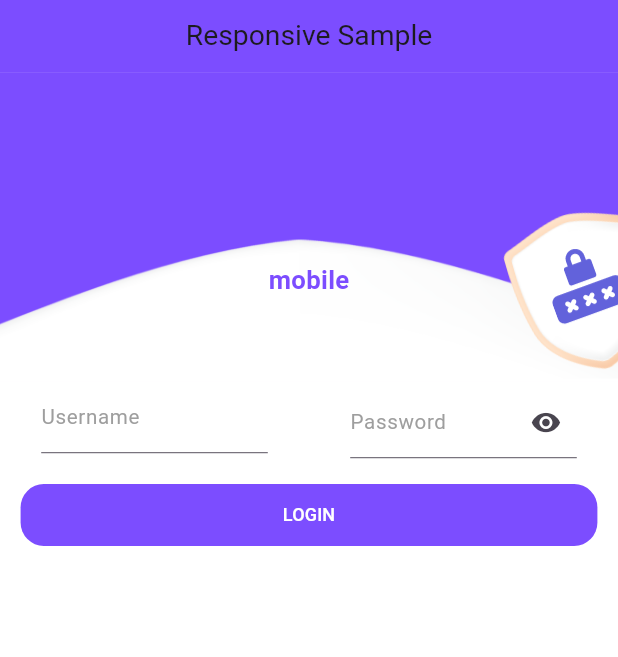
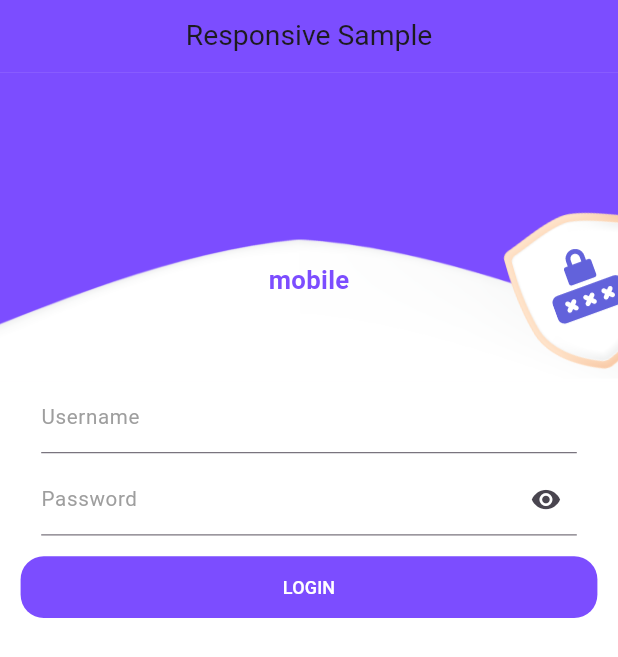
Before and after one commit to mahmoudsfares/responsive_layout_sample, a Flutter app: the screen it shows after launch, on a phone screen of 412 x 824 dp. Shown: the top 657 px of the screen. Run offline on Flutter 3.47's test engine with Material 3 defaults, Android fonts, the phone set to English and light mode, and no system bars; our stand-ins replace device_preview, responsive_framework.

Commit message:
Remove ResponsiveRowColumn widgets

```diff
--- a/lib/login/login_screen.dart
+++ b/lib/login/login_screen.dart
@@ -2,7 +2,6 @@ import 'package:flutter/material.dart';
 import 'package:responsive_layout_sample/login/fragments/background_separator.dart';
 import 'package:responsive_layout_sample/login/fragments/my_app_bar.dart';
 import 'package:responsive_layout_sample/login/fragments/submit_button.dart';
-import 'package:responsive_framework/responsive_framework.dart';
 
 class LoginScreen extends StatelessWidget {
   @override
@@ -19,14 +18,7 @@ class LoginScreen extends StatelessWidget {
                 child: SingleChildScrollView(
                   child: Column(
                     children: [
-                      ResponsiveRowColumn(
-                        layout: ResponsiveWrapper.of(context).equals(MOBILE)
-                            ? ResponsiveRowColumnType.COLUMN
-                            : ResponsiveRowColumnType.ROW,
-                        children : [
-                          ResponsiveRowColumnItem(
-                            rowFlex: 1,
-                            child: Padding(
+                      Padding(
                         padding: const EdgeInsets.fromLTRB(32, 0, 32, 8),
                         child: TextFormField(
                           cursorColor: Colors.deepPurpleAccent,
@@ -40,10 +32,7 @@ class LoginScreen extends StatelessWidget {
                           ),
                         ),
                       ),
-                          ),
-                            ResponsiveRowColumnItem(
-                              rowFlex: 1,
-                              child: Padding(
+                        Padding(
                           padding: const EdgeInsets.fromLTRB(32, 0, 32, 0),
                           child: TextFormField(
                             cursorColor: Colors.deepPurpleAccent,
@@ -62,9 +51,6 @@ class LoginScreen extends StatelessWidget {
                             ),
                           ),
                         ),
-                            ),
-                        ]
-                      ),
                       const SubmitButton('LOGIN'),
                     ],
                   ),
```
Lines whose indentation alone changed are shown as unchanged.
